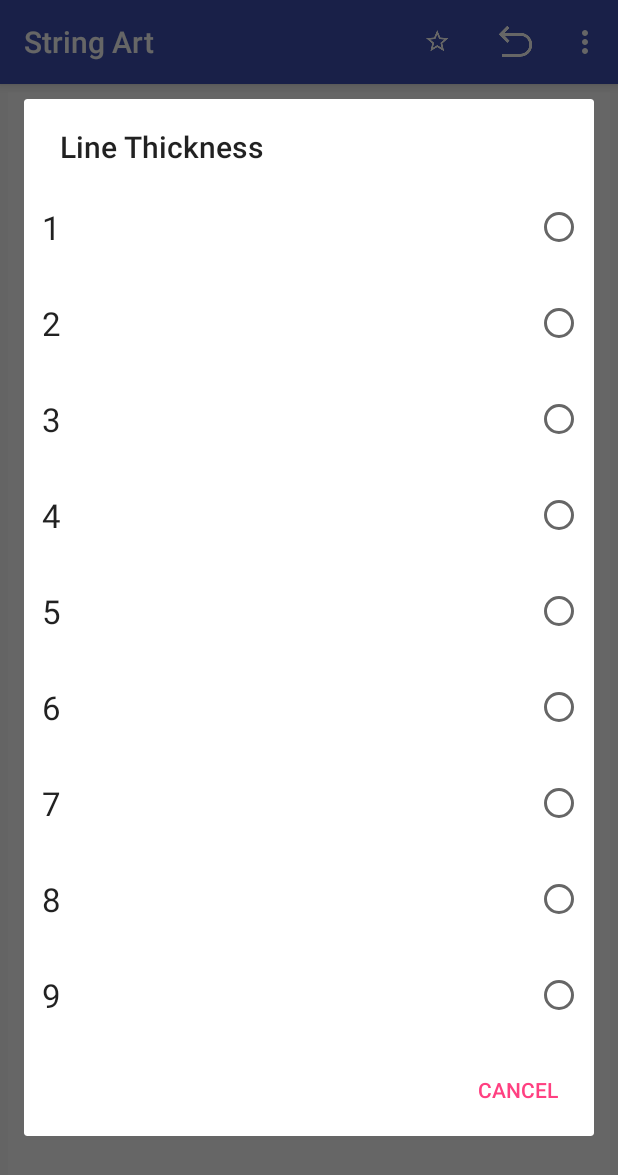
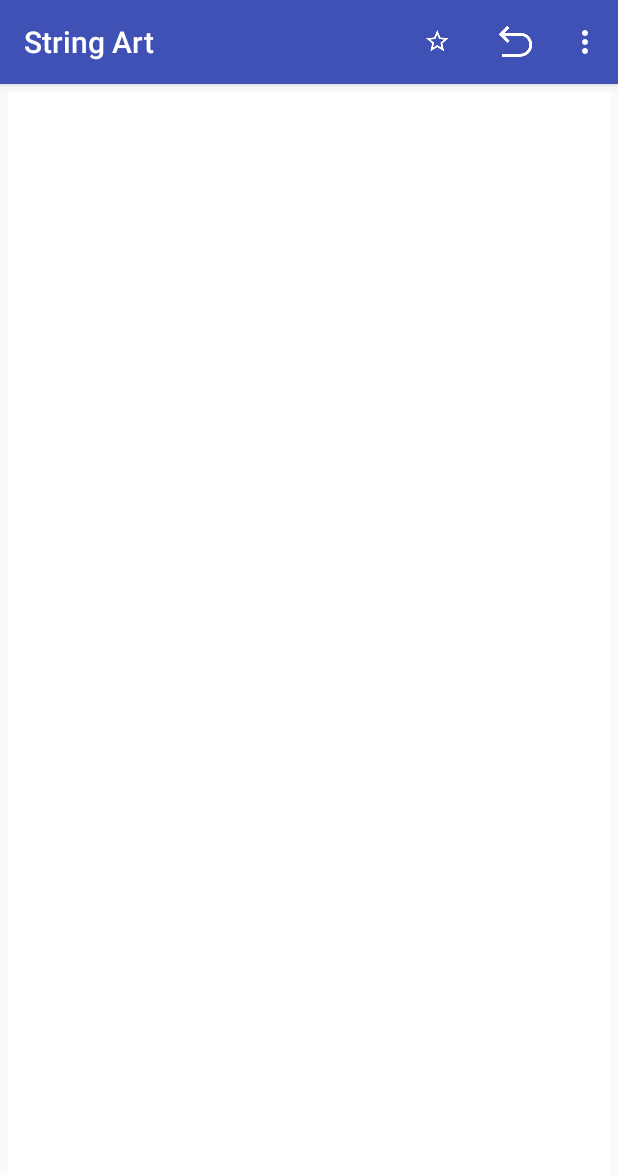
Before and after one commit to beving/stringart, an Android app: the screen it shows after launch (MainActivity), in the options menu, after a tap on "Line Size", on a phone screen of 412 x 824 dp. Shown: the top 1175 px of the screen. Run offline under Robolectric (Android 15) with nearby library versions, the phone set to English and light mode, and no system bars; libraries missing offline, so code that uses them is left out: org.apache.commons.

Commit message:
Add grid spacing.  Broke line thickness for now.  Plan on a redesign for line thickness later.

```diff
--- a/app/build.gradle
+++ b/app/build.gradle
@@ -31,4 +31,7 @@ dependencies {
     compile 'com.google.guava:guava:19.0'
     compile 'org.apache.commons:commons-math3:3.1.1'
     compile 'com.thebluealliance:spectrum:0.2.1'  //color picker
+
+    //compile 'org.ajoberstar:gradle-git:1.4.2'
+
 }
--- a/app/src/main/java/com/marksoft/stringart/MainActivity.java
+++ b/app/src/main/java/com/marksoft/stringart/MainActivity.java
@@ -1,11 +1,13 @@
 package com.marksoft.stringart;
 
+import android.app.DatePickerDialog;
 import android.os.Bundle;
 import android.support.v7.app.AppCompatActivity;
 import android.support.v7.widget.Toolbar;
 import android.util.Log;
 import android.view.Menu;
 import android.view.MenuItem;
+import android.widget.NumberPicker;
 import android.widget.Toast;
 
 public class MainActivity extends AppCompatActivity {
@@ -80,7 +82,25 @@ public class MainActivity extends AppCompatActivity {
             case (R.id.action_line_thickness): {
                 Log.d("MainActivity", "action_line_thickness");
 
-                new NumberChooserDialog().open(MainActivity.this, getDrawingView(),1, 9, 1);
+                NumberChooserDialog numberChooserDialog= new NumberChooserDialog();
+
+                NumberPicker np;
+
+                //numberChooserDialog.open(MainActivity.this, 1, 9, 1);
+
+                //getDrawingView().setStrokeWidth(numberChooserDialog.getSelectedNumber());
+                getDrawingView().drawLines();
+
+                Log.d("MainActivity", "action_line_thickness");
+
+                return true;
+            }
+            case (R.id.action_grid_size): {
+                Log.d("MainActivity", "action_grid_size");
+
+                NumberChooserDialog numberChooserDialog= new NumberChooserDialog();
+
+                numberChooserDialog.open(MainActivity.this, getDrawingView());
 
                 return true;
             }
--- a/app/src/main/java/com/marksoft/stringart/NumberChooserDialog.java
+++ b/app/src/main/java/com/marksoft/stringart/NumberChooserDialog.java
@@ -14,8 +14,7 @@ import android.widget.Toast;
 */
 class NumberChooserDialog {
 
-    public void open(final Context context, final DrawingView drawingView,
-        int starting, int ending, int iterateBy) {
+    public void open(final Context context, final DrawingView drawingView) {
 
         AlertDialog.Builder alertDialog = new AlertDialog.Builder(context);
         //alertDialog.setIcon(R.drawable.ic_launcher);
@@ -24,7 +23,7 @@ class NumberChooserDialog {
         final ArrayAdapter<Integer> arrayAdapter = new ArrayAdapter<>(context,
                 android.R.layout.select_dialog_singlechoice);
 
-        for (int i = starting; i < ending +1 ;i+=iterateBy) {
+        for (int i = 10; i < 50 +1 ;i+=10) {
             arrayAdapter.add(i);
         }
 
@@ -42,7 +41,8 @@ class NumberChooserDialog {
                         Integer selectedInteger = arrayAdapter.getItem(which);
                         Log.d("Line thickness: ", selectedInteger + "");
 
-                        drawingView.setStrokeWidth(selectedInteger);
+
+                        drawingView.setRoundToTheNearest(selectedInteger);
                         drawingView.drawLines();
                         Toast.makeText(context, "Line thickness set to: " + selectedInteger,  //TODO don't hard code text.
                                 Toast.LENGTH_LONG).show();
--- a/app/src/main/res/menu/menu_main.xml
+++ b/app/src/main/res/menu/menu_main.xml
@@ -38,6 +38,12 @@
         app:showAsAction="never" />
 
     <item
+        android:id="@+id/action_grid_size"
+        android:orderInCategory="70"
+        android:title="@string/action_grid_size"
+        app:showAsAction="never" />
+
+    <item
         android:id="@+id/action_settings"
         android:orderInCategory="100"
         android:title="@string/action_settings"
--- a/app/src/main/res/values/strings.xml
+++ b/app/src/main/res/values/strings.xml
@@ -7,5 +7,5 @@
     <string name="clear">Clear</string>
     <string name="undo">Undo</string>
     <string name="action_line_thickness">Line Size</string>
-
+    <string name="action_grid_size">Grid Spacing</string>
 </resources>
```
Also changed, not shown: app/src/main/java/com/marksoft/stringart/DrawingView.java (+29 -4 lines), 1 other file.
